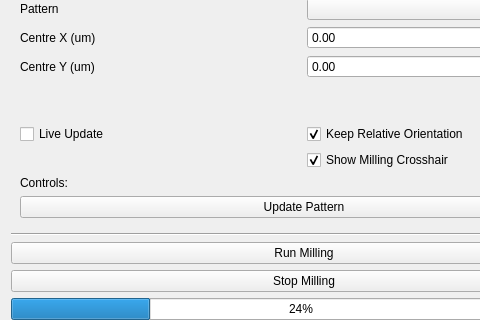
Qt form fibsem/ui/qtdesigner_files/FibsemMillingWidget.ui (DeMarcoLab/fibsem) before a commit; both pictures show x 0 to 480 and y 425 to 745 of the 608 by 850 pixel window.
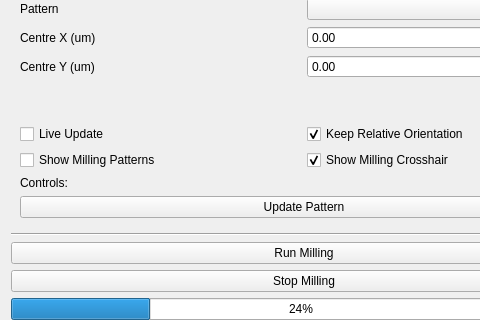
The same form after that commit.

Commit message: [feat] add milling pattern visibility toggle

```diff
--- a/fibsem/ui/qtdesigner_files/FibsemMillingWidget.ui
+++ b/fibsem/ui/qtdesigner_files/FibsemMillingWidget.ui
@@ -402,6 +402,13 @@
       <item row="10" column="1">
        <widget class="QComboBox" name="comboBox_patterning_mode"/>
       </item>
+      <item row="29" column="0">
+       <widget class="QCheckBox" name="checkBox_show_milling_patterns">
+        <property name="text">
+         <string>Show Milling Patterns</string>
+        </property>
+       </widget>
+      </item>
      </layout>
     </widget>
    </item>
```
The commit also changes 3 other files.
